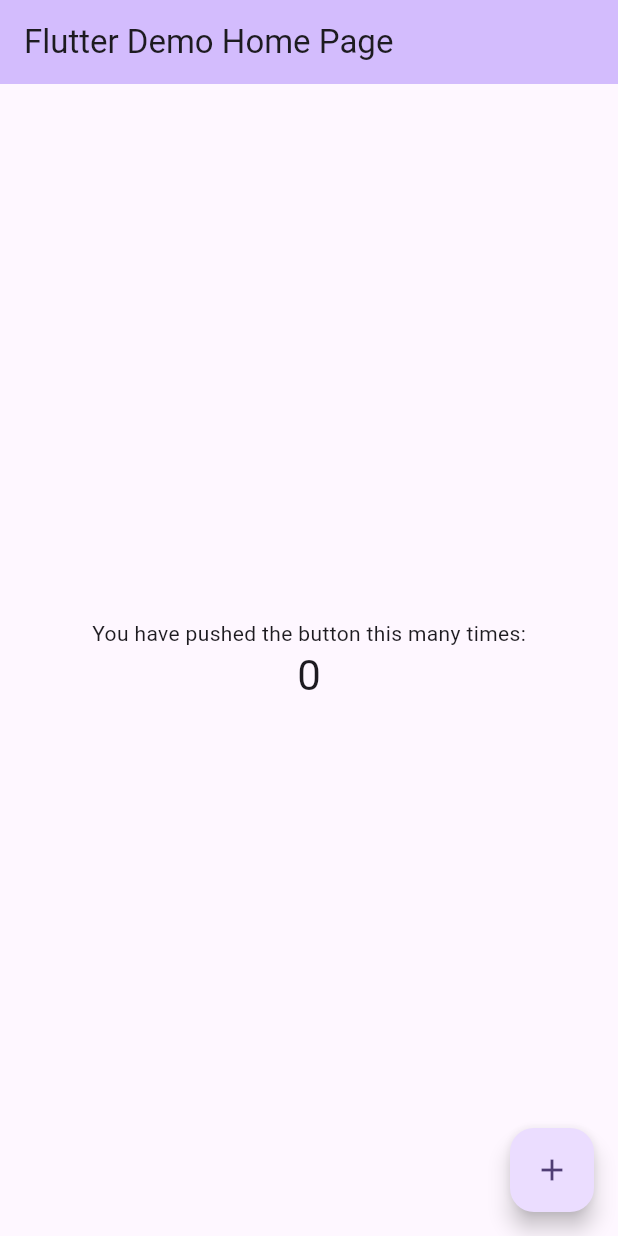
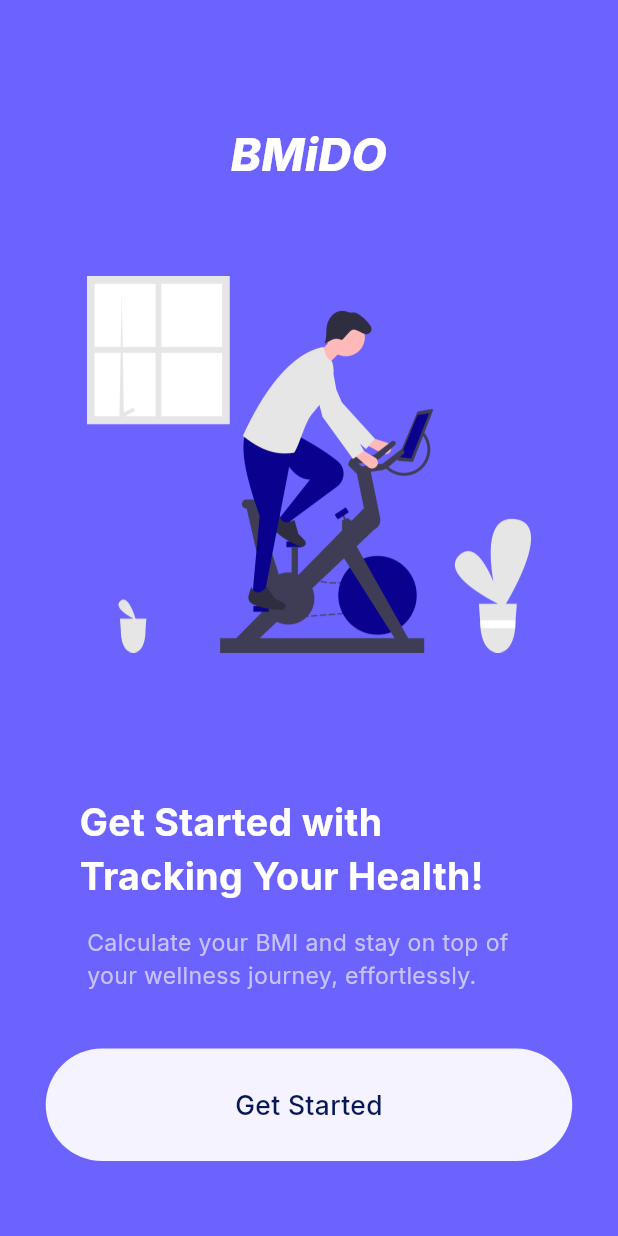
Before and after one commit to jasonwill0212/BMI-APP, a Flutter app: the screen it shows after launch, on a phone screen of 412 x 824 dp. Run offline on Flutter 3.47's test engine with Material 3 defaults, Android fonts, the phone set to English and light mode, and no system bars.

Commit message:
add splash screen and assets

```diff
--- /dev/null
+++ b/lib/components/app_assets.dart
@@ -0,0 +1,26 @@
+import 'package:flutter/material.dart';
+
+class AppAssets extends StatelessWidget {
+  final String path;
+  final double? width;
+  final double? height;
+  final BoxFit fit;
+
+  const AppAssets({
+    super.key,
+    required this.path,
+    this.width,
+    this.height,
+    this.fit = BoxFit.contain,
+  });
+
+  @override
+  Widget build(BuildContext context) {
+    return Image.asset(
+      path,
+      width: width ??  296,
+      height: height ?? 251,
+      fit: fit,
+    );
+  }
+}
--- /dev/null
+++ b/lib/components/app_assets_path.dart
@@ -0,0 +1,4 @@
+class AppAssetsPath {
+  static const String imgPeopleAndBicycle =
+      'assets/images/img_people_and_bicycle.png';
+}
--- /dev/null
+++ b/lib/components/app_button.dart
@@ -0,0 +1,38 @@
+import 'package:bmiapp/components/app_text.dart';
+import 'package:flutter/material.dart';
+
+class AppButton extends StatelessWidget {
+  final Color colorbutton;
+  final String buttonText;
+  final VoidCallback onTap;
+  final double? width;
+  final TextStyle tStyle;
+
+  const AppButton({
+    super.key,
+    required this.buttonText,
+    required this.onTap,
+    this.width,
+    required this.colorbutton,
+    required this.tStyle
+  });
+
+  @override
+  Widget build(BuildContext context) {
+    final size = MediaQuery.of(context).size;
+    return GestureDetector(
+      onTap: onTap,
+      child: Container(
+        width: width ?? (size.width - 61),
+        height: 75,
+
+        decoration: BoxDecoration(
+          color: colorbutton,
+          borderRadius: BorderRadius.circular(62),
+        ),
+        alignment: Alignment.center,
+        child: AppText(text: buttonText,style:tStyle),
+      ),
+    );
+  }
+}
--- /dev/null
+++ b/lib/components/app_color.dart
@@ -0,0 +1,10 @@
+import 'package:flutter/material.dart';
+
+class AppColor {
+  static const Color blueViolet = Color(0XFF6C63FF);
+  static const Color white = Color(0XFFFFFFFF);
+  static const Color lavenderBlue = Color(0XFFC6C3F9);
+  static const Color lavenderMist = Color(0XFFF4F3FF);
+  static const Color midnightBlue = Color(0XFF081854);
+
+}
--- /dev/null
+++ b/lib/components/app_text.dart
@@ -0,0 +1,19 @@
+import 'package:bmiapp/components/app_textstyle.dart';
+import 'package:flutter/material.dart';
+
+class AppText extends StatelessWidget {
+  final String text;
+  final TextStyle? style;
+  final TextAlign? textAlign;
+
+  const AppText({super.key, required this.text, this.textAlign, this.style});
+
+  @override
+  Widget build(BuildContext context) {
+    return Text(
+      text,
+      style: style ?? AppTextstyle.tsExtraBoldWhite30,
+      textAlign: textAlign ?? TextAlign.center,
+    );
+  }
+}
--- /dev/null
+++ b/lib/components/app_textstyle.dart
@@ -0,0 +1,33 @@
+import 'package:bmiapp/components/app_color.dart';
+import 'package:flutter/material.dart';
+
+class AppTextstyle {
+  static const TextStyle tsExtraBoldWhite30 = TextStyle(
+    fontSize: 30.42,
+    fontFamily: 'Inter',
+    fontStyle: FontStyle.italic,
+    fontWeight: FontWeight.w800,
+    color: AppColor.white,
+  );
+
+  static const TextStyle tsBoldWhite25 = TextStyle(
+    fontSize: 25,
+    fontFamily: 'Inter',
+    fontWeight: FontWeight.w700,
+    color: AppColor.white,
+  );
+
+  static const TextStyle tsRegularlavenderBlue15 = TextStyle(
+    fontSize: 15.33,
+    fontFamily: 'Inter',
+    fontWeight: FontWeight.w400,
+    color: AppColor.lavenderBlue,
+  );
+
+    static const TextStyle tsMediumMidnightBlue17 = TextStyle(
+    fontSize: 17.6,
+    fontFamily: 'Inter',
+    fontWeight: FontWeight.w500,
+    color: AppColor.midnightBlue,
+  );
+}
--- a/lib/main.dart
+++ b/lib/main.dart
@@ -1,3 +1,4 @@
+import 'package:bmiapp/screens/splash_screen.dart';
 import 'package:flutter/material.dart';
 
 void main() {
@@ -7,116 +8,16 @@ void main() {
 class MyApp extends StatelessWidget {
   const MyApp({super.key});
 
-  // This widget is the root of your application.
   @override
+
   Widget build(BuildContext context) {
     return MaterialApp(
+      debugShowCheckedModeBanner: false,
       title: 'Flutter Demo',
       theme: ThemeData(
-        // This is the theme of your application.
-        //
-        // TRY THIS: Try running your application with "flutter run". You'll see
-        // the application has a purple toolbar. Then, without quitting the app,
-        // try changing the seedColor in the colorScheme below to Colors.green
-        // and then invoke "hot reload" (save your changes or press the "hot
-        // reload" button in a Flutter-supported IDE, or press "r" if you used
-        // the command line to start the app).
-        //
-        // Notice that the counter didn't reset back to zero; the application
-        // state is not lost during the reload. To reset the state, use hot
-        // restart instead.
-        //
-        // This works for code too, not just values: Most code changes can be
-        // tested with just a hot reload.
         colorScheme: ColorScheme.fromSeed(seedColor: Colors.deepPurple),
       ),
-      home: const MyHomePage(title: 'Flutter Demo Home Page'),
+      home: const SplashScreen(),
     );
   }
 }
-
-class MyHomePage extends StatefulWidget {
-  const MyHomePage({super.key, required this.title});
-
-  // This widget is the home page of your application. It is stateful, meaning
-  // that it has a State object (defined below) that contains fields that affect
-  // how it looks.
-
-  // This class is the configuration for the state. It holds the values (in this
-  // case the title) provided by the parent (in this case the App widget) and
-  // used by the build method of the State. Fields in a Widget subclass are
-  // always marked "final".
-
-  final String title;
-
-  @override
-  State<MyHomePage> createState() => _MyHomePageState();
-}
-
-class _MyHomePageState extends State<MyHomePage> {
-  int _counter = 0;
-
-  void _incrementCounter() {
-    setState(() {
-      // This call to setState tells the Flutter framework that something has
-      // changed in this State, which causes it to rerun the build method below
-      // so that the display can reflect the updated values. If we changed
-      // _counter without calling setState(), then the build method would not be
-      // called again, and so nothing would appear to happen.
-      _counter++;
-    });
-  }
-
-  @override
-  Widget build(BuildContext context) {
-    // This method is rerun every time setState is called, for instance as done
-    // by the _incrementCounter method above.
-    //
-    // The Flutter framework has been optimized to make rerunning build methods
-    // fast, so that you can just rebuild anything that needs updating rather
-    // than having to individually change instances of widgets.
-    return Scaffold(
-      appBar: AppBar(
-        // TRY THIS: Try changing the color here to a specific color (to
-        // Colors.amber, perhaps?) and trigger a hot reload to see the AppBar
-        // change color while the other colors stay the same.
-        backgroundColor: Theme.of(context).colorScheme.inversePrimary,
-        // Here we take the value from the MyHomePage object that was created by
-        // the App.build method, and use it to set our appbar title.
-        title: Text(widget.title),
-      ),
-      body: Center(
-        // Center is a layout widget. It takes a single child and positions it
-        // in the middle of the parent.
-        child: Column(
-          // Column is also a layout widget. It takes a list of children and
-          // arranges them vertically. By default, it sizes itself to fit its
-          // children horizontally, and tries to be as tall as its parent.
-          //
-          // Column has various properties to control how it sizes itself and
-          // how it positions its children. Here we use mainAxisAlignment to
-          // center the children vertically; the main axis here is the vertical
-          // axis because Columns are vertical (the cross axis would be
-          // horizontal).
-          //
-          // TRY THIS: Invoke "debug painting" (choose the "Toggle Debug Paint"
-          // action in the IDE, or press "p" in the console), to see the
-          // wireframe for each widget.
-          mainAxisAlignment: MainAxisAlignment.center,
-          children: <Widget>[
-            const Text('You have pushed the button this many times:'),
-            Text(
-              '$_counter',
-              style: Theme.of(context).textTheme.headlineMedium,
-            ),
-          ],
-        ),
-      ),
-      floatingActionButton: FloatingActionButton(
-        onPressed: _incrementCounter,
-        tooltip: 'Increment',
-        child: const Icon(Icons.add),
-      ), // This trailing comma makes auto-formatting nicer for build methods.
-    );
-  }
-}
--- /dev/null
+++ b/lib/screens/bmi_calculator_screen.dart
@@ -0,0 +1,17 @@
+import 'package:flutter/material.dart';
+
+class BmiCalculatorScreen extends StatefulWidget {
+  const BmiCalculatorScreen({super.key});
+
+  @override
+  State<BmiCalculatorScreen> createState() => _BmiCalculatorScreenState();
+}
+
+class _BmiCalculatorScreenState extends State<BmiCalculatorScreen> {
+  @override
+  Widget build(BuildContext context) {
+    return Scaffold(
+      body: Text("BmiCalculatorScreen")
+    );
+  }
+}
--- /dev/null
+++ b/lib/screens/splash_screen.dart
@@ -0,0 +1,73 @@
+import 'package:bmiapp/components/app_assets.dart';
+import 'package:bmiapp/components/app_assets_path.dart';
+import 'package:bmiapp/components/app_button.dart';
+import 'package:bmiapp/components/app_color.dart';
+import 'package:bmiapp/components/app_text.dart';
+import 'package:bmiapp/components/app_textstyle.dart';
+import 'package:bmiapp/screens/bmi_calculator_screen.dart';
+import 'package:flutter/material.dart';
+
+class SplashScreen extends StatefulWidget {
+  const SplashScreen({super.key});
+
+  @override
+  State<SplashScreen> createState() => _SplashScreenState();
+}
+
+class _SplashScreenState extends State<SplashScreen> {
+  @override
+  Widget build(BuildContext context) {
+    return Scaffold(
+      backgroundColor: AppColor.blueViolet,
+      body: Column(
+        children: [
+          SizedBox(height: 81),
+          Align(
+            child: AppText(
+              text: 'BMiDO',
+              style: AppTextstyle.tsExtraBoldWhite30,
+            ),
+          ),
+          SizedBox(height: 59),
+          AppAssets(path: AppAssetsPath.imgPeopleAndBicycle),
+          SizedBox(height: 95),
+
+          Row(
+            children: [
+              SizedBox(width: 53),
+              AppText(
+                text: 'Get Started with\nTracking Your Health!',
+                style: AppTextstyle.tsBoldWhite25,
+                textAlign: TextAlign.left,
+              ),
+            ],
+          ),
+          SizedBox(height: 15),
+          Align(
+            alignment: Alignment.centerLeft,
+            child: Padding(
+              padding: EdgeInsets.only(left: 58),
+              child: AppText(
+                textAlign: TextAlign.left,
+                text:
+                    'Calculate your BMI and stay on top of \nyour wellness journey, effortlessly.',
+                style: AppTextstyle.tsRegularlavenderBlue15,
+              ),
+            ),
+          ),
+          SizedBox(height: 38),
+          AppButton(
+            buttonText: 'Get Started',
+            onTap: () {
+              Navigator.push(
+                context,
+                MaterialPageRoute(builder: (context) => BmiCalculatorScreen()),
+              );
+            },
+            colorbutton: AppColor.lavenderMist, tStyle: AppTextstyle.tsMediumMidnightBlue17,
+          ),
+        ],
+      ),
+    );
+  }
+}
```
Also changed, not shown: pubspec.yaml (+10 -8 lines), assets/font/Inter_Bold.ttf (added), assets/font/Inter_ExtraBold.ttf (added), assets/font/Inter_Medium.ttf (added), assets/font/Inter_Regular.ttf (added), assets/images/img_people_and_bicycle.png (added).
